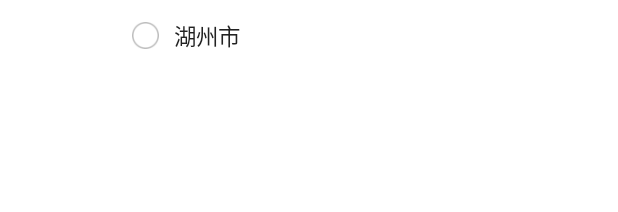
After one commit to mustYudh/jmwh-android-java, an Android app: the layout item_range_city_layout.xml on its own in the app's theme, with its tools: preview values and no code run, on a phone screen of 412 x 824 dp. The commit adds this screen. Shown: the top 212 px of the screen. Run offline under Robolectric (Android 15) with nearby library versions, the phone set to English and light mode, and no system bars.

Commit message:
add;增加地区选择

```diff
--- a/JiaMianWuHui/app/src/main/java/com/qsd/jmwh/module/register/bean/RangeData.java
+++ b/JiaMianWuHui/app/src/main/java/com/qsd/jmwh/module/register/bean/RangeData.java
@@ -16,5 +16,6 @@ public class RangeData implements Serializable {
     public String sName;
     public int nStatus;
     public int nLevel;
+    public boolean selected;
   }
 }
--- /dev/null
+++ b/JiaMianWuHui/app/src/main/res/color/city_select_text_color.xml
@@ -0,0 +1,5 @@
+<?xml version="1.0" encoding="utf-8"?>
+<selector xmlns:android="http://schemas.android.com/apk/res/android">
+    <item android:color="@color/app_main_bg_color" android:state_selected="true"/>
+    <item android:color="@color/color_222222"/>
+</selector>
--- /dev/null
+++ b/JiaMianWuHui/app/src/main/res/color/province_select_text_cloor.xml
@@ -0,0 +1,5 @@
+<?xml version="1.0" encoding="utf-8"?>
+<selector xmlns:android="http://schemas.android.com/apk/res/android">
+    <item android:color="@color/white" android:state_selected="true"/>
+    <item android:color="@color/color_222222"/>
+</selector>
--- /dev/null
+++ b/JiaMianWuHui/app/src/main/res/drawable/button_selected.xml
@@ -0,0 +1,5 @@
+<?xml version="1.0" encoding="utf-8"?>
+<selector xmlns:android="http://schemas.android.com/apk/res/android">
+  <item android:drawable="@drawable/ic_button_selected" android:state_selected="true"/>
+  <item android:drawable="@drawable/ic_button_unselected"/>
+</selector>
--- a/JiaMianWuHui/app/src/main/res/layout/data_range_activity.xml
+++ b/JiaMianWuHui/app/src/main/res/layout/data_range_activity.xml
@@ -12,6 +12,10 @@
       android:layout_height="match_parent"
       >
   </android.support.v7.widget.RecyclerView>
+  <View
+      android:background="@color/color_EEEEEE"
+      android:layout_width="0.5dp"
+      android:layout_height="match_parent"/>
 
   <android.support.v7.widget.RecyclerView
       android:id="@+id/city"
--- /dev/null
+++ b/JiaMianWuHui/app/src/main/res/layout/item_range_city_layout.xml
@@ -0,0 +1,40 @@
+<?xml version="1.0" encoding="utf-8"?>
+<LinearLayout
+    xmlns:android="http://schemas.android.com/apk/res/android"
+    xmlns:tools="http://schemas.android.com/tools"
+    android:layout_width="match_parent"
+    android:layout_height="wrap_content"
+    android:orientation="vertical"
+    >
+
+  <LinearLayout
+      android:layout_marginLeft="88dp"
+      android:layout_width="match_parent"
+      android:layout_height="48dp"
+      android:gravity="center_vertical"
+      >
+    <com.yu.common.ui.DelayClickImageView
+        android:id="@+id/select_button"
+        android:layout_width="18dp"
+        android:layout_height="18dp"
+        android:src="@drawable/button_selected"
+        />
+    <com.yu.common.ui.DelayClickTextView
+        android:id="@+id/city_name"
+        android:layout_width="wrap_content"
+        android:layout_height="wrap_content"
+        android:layout_marginLeft="10dp"
+        android:textColor="@color/city_select_text_color"
+        android:textSize="15sp"
+        tools:text="湖州市"
+        />
+  </LinearLayout>
+
+
+  <View
+      android:layout_width="match_parent"
+      android:layout_height="0.5dp"
+      />
+
+
+</LinearLayout>
```
Also changed, not shown: JiaMianWuHui/app/src/main/java/com/qsd/jmwh/module/register/DateRangeActivity.java (+43 -11 lines), JiaMianWuHui/app/src/main/java/com/qsd/jmwh/module/register/adapter/RangCityAdapter.java (added, +29 -0 lines), JiaMianWuHui/app/src/main/java/com/qsd/jmwh/module/register/adapter/RangeDataAdapter.java (added, +31 -0 lines), JiaMianWuHui/app/src/main/java/com/qsd/jmwh/module/register/adapter/RangeProvinceAdapter.java (deleted, +0 -22 lines), JiaMianWuHui/app/src/main/res/layout/item_range_province.xml (+20 -8 lines), JiaMianWuHui/app/src/main/res/drawable-xxhdpi/ic_button_selected.png (added), JiaMianWuHui/app/src/main/res/drawable-xxhdpi/ic_button_unselected.png (added).
